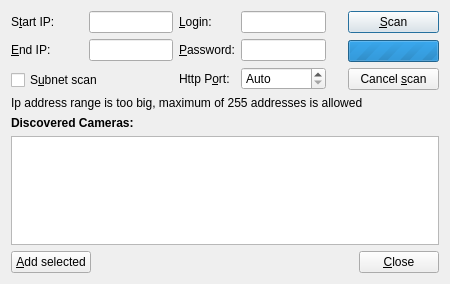
Above: client/src/ui/dialogs/camera_addition_dialog.ui from networkoptix/nx_open before the change. Below: the same form after it.
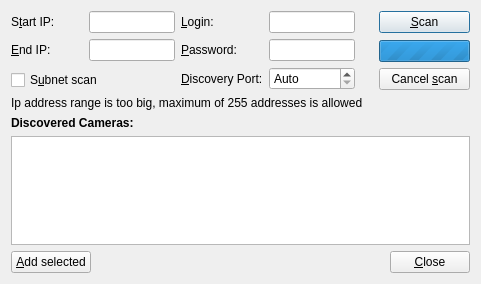
That is the form after the change. Custom widgets are drawn as their Qt base class.

Commit message:
Bug #1311: Rename "Http port" to "Discovery port"
<==== Mercurial data ====>
Branch: master

```diff
--- a/client/src/ui/dialogs/camera_addition_dialog.ui
+++ b/client/src/ui/dialogs/camera_addition_dialog.ui
@@ -6,7 +6,7 @@
    <rect>
     <x>0</x>
     <y>0</y>
-    <width>450</width>
+    <width>481</width>
     <height>284</height>
    </rect>
   </property>
@@ -204,7 +204,7 @@
           </sizepolicy>
          </property>
          <property name="text">
-          <string>Http P&amp;ort:</string>
+          <string>&amp;Discovery Port:</string>
          </property>
          <property name="buddy">
           <cstring>portSpinBox</cstring>
```
